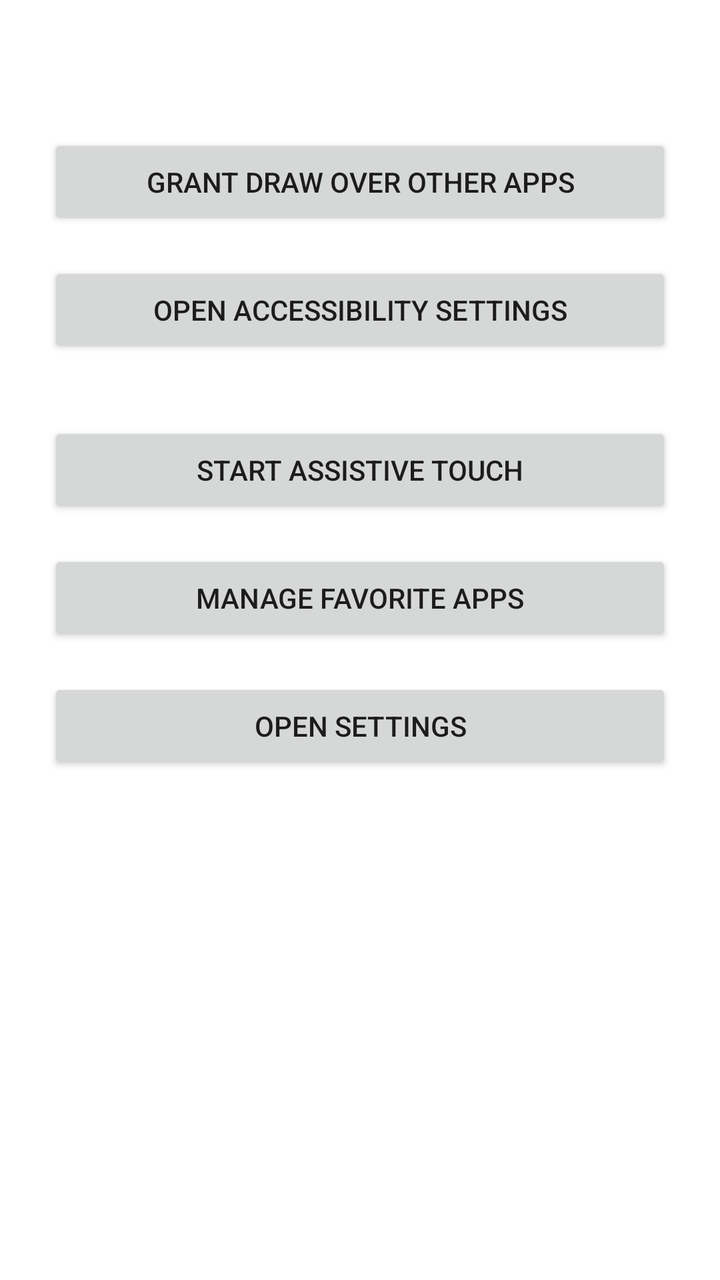
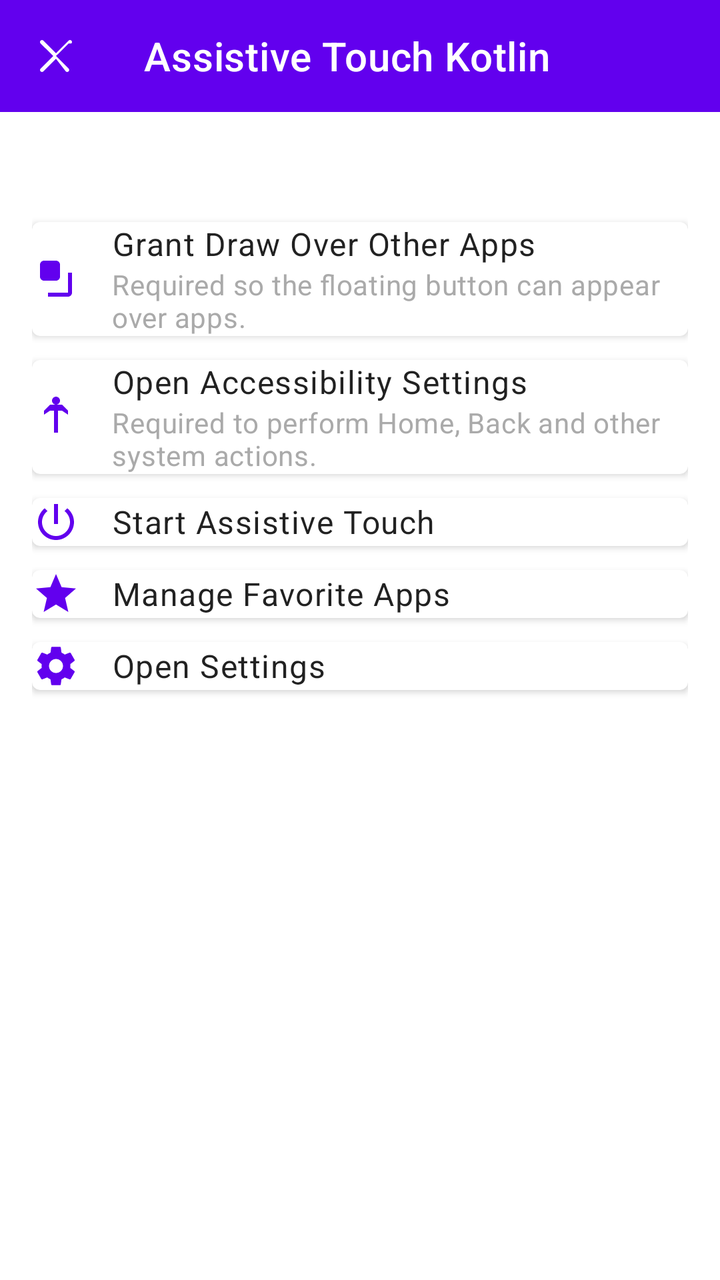

Before-and-after screenshots of an Android layout around one commit, followed by the original layout XML and the change that was made.
<!-- AndroidManifest.xml: application theme Theme.AssistiveTouch -->
<!-- res/layout/activity_main.xml -->
<?xml version="1.0" encoding="utf-8"?>
<androidx.constraintlayout.widget.ConstraintLayout xmlns:android="http://schemas.android.com/apk/res/android"
    xmlns:app="http://schemas.android.com/apk/res-auto"
    android:layout_width="match_parent"
    android:layout_height="match_parent"
    android:padding="24dp">

    <TextView
        android:id="@+id/textStatus"
        android:layout_width="0dp"
        android:layout_height="wrap_content"
        android:textAppearance="@style/TextAppearance.AppCompat.Body1"
        android:textColor="@android:color/black"
        app:layout_constraintTop_toTopOf="parent"
        app:layout_constraintStart_toStartOf="parent"
        app:layout_constraintEnd_toEndOf="parent" />

    <Button
        android:id="@+id/buttonOverlayPermission"
        android:layout_width="0dp"
        android:layout_height="wrap_content"
        android:text="@string/permission_draw_over"
        app:layout_constraintTop_toBottomOf="@id/textStatus"
        app:layout_constraintStart_toStartOf="parent"
        app:layout_constraintEnd_toEndOf="parent"
        app:layout_constraintHorizontal_bias="0.5"
        android:layout_marginTop="24dp" />

    <Button
        android:id="@+id/buttonAccessibility"
        android:layout_width="0dp"
        android:layout_height="wrap_content"
        android:text="@string/permission_accessibility"
        app:layout_constraintTop_toBottomOf="@id/buttonOverlayPermission"
        app:layout_constraintStart_toStartOf="parent"
        app:layout_constraintEnd_toEndOf="parent"
        android:layout_marginTop="16dp" />

    <Button
        android:id="@+id/buttonStartService"
        android:layout_width="0dp"
        android:layout_height="wrap_content"
        android:text="@string/start_floating_service"
        app:layout_constraintTop_toBottomOf="@id/buttonAccessibility"
        app:layout_constraintStart_toStartOf="parent"
        app:layout_constraintEnd_toEndOf="parent"
        android:layout_marginTop="32dp" />

    <Button
        android:id="@+id/buttonFavorites"
        android:layout_width="0dp"
        android:layout_height="wrap_content"
        android:text="@string/manage_favorites"
        app:layout_constraintTop_toBottomOf="@id/buttonStartService"
        app:layout_constraintStart_toStartOf="parent"
        app:layout_constraintEnd_toEndOf="parent"
        android:layout_marginTop="16dp" />

    <Button
        android:id="@+id/buttonSettings"
        android:layout_width="0dp"
        android:layout_height="wrap_content"
        android:text="@string/open_settings"
        app:layout_constraintTop_toBottomOf="@id/buttonFavorites"
        app:layout_constraintStart_toStartOf="parent"
        app:layout_constraintEnd_toEndOf="parent"
        android:layout_marginTop="16dp" />

</androidx.constraintlayout.widget.ConstraintLayout>
<!-- resources referenced by this layout -->
<resources>
  <string name="manage_favorites">Manage Favorite Apps</string>
  <string name="open_settings">Open Settings</string>
  <string name="permission_accessibility">Open Accessibility Settings</string>
  <string name="permission_draw_over">Grant Draw Over Other Apps</string>
  <string name="start_floating_service">Start Assistive Touch</string>
  <style name="Theme.AssistiveTouch" parent="Theme.MaterialComponents.DayNight.NoActionBar">
          <item name="colorPrimary">@color/purple_500</item>
          <item name="colorPrimaryVariant">@color/purple_700</item>
          <item name="colorOnPrimary">@android:color/white</item>
          <item name="colorSecondary">@color/teal_200</item>
          <item name="colorOnSecondary">@android:color/black</item>
      </style>
  <color name="purple_500">#6200EE</color>
  <color name="purple_700">#3700B3</color>
  <color name="teal_200">#03DAC5</color>
</resources>

<!-- the commit's change to res/layout/activity_main.xml (unified diff, before → after) -->
@@ -1,69 +1,207 @@
 <?xml version="1.0" encoding="utf-8"?>
-<androidx.constraintlayout.widget.ConstraintLayout xmlns:android="http://schemas.android.com/apk/res/android"
+<androidx.coordinatorlayout.widget.CoordinatorLayout xmlns:android="http://schemas.android.com/apk/res/android"
     xmlns:app="http://schemas.android.com/apk/res-auto"
     android:layout_width="match_parent"
-    android:layout_height="match_parent"
-    android:padding="24dp">
-
-    <TextView
-        android:id="@+id/textStatus"
-        android:layout_width="0dp"
-        android:layout_height="wrap_content"
-        android:textAppearance="@style/TextAppearance.AppCompat.Body1"
-        android:textColor="@android:color/black"
-        app:layout_constraintTop_toTopOf="parent"
-        app:layout_constraintStart_toStartOf="parent"
-        app:layout_constraintEnd_toEndOf="parent" />
-
-    <Button
-        android:id="@+id/buttonOverlayPermission"
-        android:layout_width="0dp"
-        android:layout_height="wrap_content"
-        android:text="@string/permission_draw_over"
-        app:layout_constraintTop_toBottomOf="@id/textStatus"
-        app:layout_constraintStart_toStartOf="parent"
-        app:layout_constraintEnd_toEndOf="parent"
-        app:layout_constraintHorizontal_bias="0.5"
-        android:layout_marginTop="24dp" />
-
-    <Button
-        android:id="@+id/buttonAccessibility"
-        android:layout_width="0dp"
-        android:layout_height="wrap_content"
-        android:text="@string/permission_accessibility"
-        app:layout_constraintTop_toBottomOf="@id/buttonOverlayPermission"
-        app:layout_constraintStart_toStartOf="parent"
-        app:layout_constraintEnd_toEndOf="parent"
-        android:layout_marginTop="16dp" />
-
-    <Button
-        android:id="@+id/buttonStartService"
-        android:layout_width="0dp"
-        android:layout_height="wrap_content"
-        android:text="@string/start_floating_service"
-        app:layout_constraintTop_toBottomOf="@id/buttonAccessibility"
-        app:layout_constraintStart_toStartOf="parent"
-        app:layout_constraintEnd_toEndOf="parent"
-        android:layout_marginTop="32dp" />
-
-    <Button
-        android:id="@+id/buttonFavorites"
-        android:layout_width="0dp"
-        android:layout_height="wrap_content"
-        android:text="@string/manage_favorites"
-        app:layout_constraintTop_toBottomOf="@id/buttonStartService"
-        app:layout_constraintStart_toStartOf="parent"
-        app:layout_constraintEnd_toEndOf="parent"
-        android:layout_marginTop="16dp" />
-
-    <Button
-        android:id="@+id/buttonSettings"
-        android:layout_width="0dp"
-        android:layout_height="wrap_content"
-        android:text="@string/open_settings"
-        app:layout_constraintTop_toBottomOf="@id/buttonFavorites"
-        app:layout_constraintStart_toStartOf="parent"
-        app:layout_constraintEnd_toEndOf="parent"
-        android:layout_marginTop="16dp" />
-
-</androidx.constraintlayout.widget.ConstraintLayout>
+    android:layout_height="match_parent">
+
+    <com.google.android.material.appbar.MaterialToolbar
+        android:id="@+id/toolbar"
+        android:layout_width="match_parent"
+        android:layout_height="?attr/actionBarSize"
+        android:background="?attr/colorPrimary"
+        android:theme="@style/ThemeOverlay.MaterialComponents.Dark.ActionBar"
+        app:title="@string/app_name"
+        app:navigationIcon="@drawable/ic_close" />
+
+    <ScrollView
+        android:layout_width="match_parent"
+        android:layout_height="match_parent"
+        android:padding="16dp"
+        android:clipToPadding="false"
+        app:layout_behavior="@string/appbar_scrolling_view_behavior"
+        android:layout_marginTop="?attr/actionBarSize">
+
+        <LinearLayout
+            android:layout_width="match_parent"
+            android:layout_height="wrap_content"
+            android:orientation="vertical"
+            android:divider="@drawable/divider_vertical"
+            android:showDividers="end">
+
+            <TextView
+                android:id="@+id/textStatus"
+                android:layout_width="match_parent"
+                android:layout_height="wrap_content"
+                android:textAppearance="@style/TextAppearance.MaterialComponents.Body2"
+                android:textColor="@android:color/secondary_text_light"
+                android:paddingBottom="8dp" />
+
+            
+            <com.google.android.material.card.MaterialCardView
+                android:id="@+id/buttonOverlayPermission"
+                style="@style/AssistiveMainCard"
+                app:cardBackgroundColor="?attr/colorSurface">
+
+                <LinearLayout
+                    android:layout_width="match_parent"
+                    android:layout_height="wrap_content"
+                    android:gravity="center_vertical"
+                    android:orientation="horizontal">
+
+                    <ImageView
+                        android:layout_width="24dp"
+                        android:layout_height="24dp"
+                        android:tint="?attr/colorPrimary"
+                        android:src="@drawable/ic_overlay" />
+
+                    <LinearLayout
+                        android:layout_width="0dp"
+                        android:layout_height="wrap_content"
+                        android:layout_marginStart="16dp"
+                        android:layout_weight="1"
+                        android:orientation="vertical">
+
+                        <TextView
+                            android:layout_width="wrap_content"
+                            android:layout_height="wrap_content"
+                            android:text="@string/permission_draw_over"
+                            android:textAppearance="@style/TextAppearance.MaterialComponents.Body1" />
+
+                        <TextView
+                            android:id="@+id/textOverlayHint"
+                            android:layout_width="wrap_content"
+                            android:layout_height="wrap_content"
+                            android:text="@string/main_hint_overlay"
+                            android:textAppearance="@style/TextAppearance.MaterialComponents.Body2"
+                            android:textColor="@android:color/darker_gray" />
+                    </LinearLayout>
+                </LinearLayout>
+            </com.google.android.material.card.MaterialCardView>
+
+            <com.google.android.material.card.MaterialCardView
+                android:id="@+id/buttonAccessibility"
+                style="@style/AssistiveMainCard"
+                app:cardBackgroundColor="?attr/colorSurface">
+
+                <LinearLayout
+                    android:layout_width="match_parent"
+                    android:layout_height="wrap_content"
+                    android:gravity="center_vertical"
+                    android:orientation="horizontal">
+
+                    <ImageView
+                        android:layout_width="24dp"
+                        android:layout_height="24dp"
+                        android:tint="?attr/colorPrimary"
+                        android:src="@drawable/ic_accessibility" />
+
+                    <LinearLayout
+                        android:layout_width="0dp"
+                        android:layout_height="wrap_content"
+                        android:layout_marginStart="16dp"
+                        android:layout_weight="1"
+                        android:orientation="vertical">
+
+                        <TextView
+                            android:layout_width="wrap_content"
+                            android:layout_height="wrap_content"
+                            android:text="@string/permission_accessibility"
+                            android:textAppearance="@style/TextAppearance.MaterialComponents.Body1" />
+
+                        <TextView
+                            android:id="@+id/textAccessibilityHint"
+                            android:layout_width="wrap_content"
+                            android:layout_height="wrap_content"
+                            android:text="@string/main_hint_accessibility"
+                            android:textAppearance="@style/TextAppearance.MaterialComponents.Body2"
+                            android:textColor="@android:color/darker_gray" />
+                    </LinearLayout>
+                </LinearLayout>
+            </com.google.android.material.card.MaterialCardView>
+
+            
+            <com.google.android.material.card.MaterialCardView
+                android:id="@+id/buttonStartService"
+                style="@style/AssistiveMainCard"
+                app:cardBackgroundColor="?attr/colorSurface">
+
+                <LinearLayout
+                    android:layout_width="match_parent"
+                    android:layout_height="wrap_content"
+                    android:gravity="center_vertical"
+                    android:orientation="horizontal">
+
+                    <ImageView
+                        android:layout_width="24dp"
+                        android:layout_height="24dp"
+                        android:tint="?attr/colorPrimary"
+                        android:src="@drawable/ic_power" />
+
+                    <TextView
+                        android:layout_width="0dp"
+                        android:layout_height="wrap_content"
+                        android:layout_marginStart="16dp"
+                        android:layout_weight="1"
+                        android:text="@string/start_floating_service"
+                        android:textAppearance="@style/TextAppearance.MaterialComponents.Body1" />
+                </LinearLayout>
+            </com.google.android.material.card.MaterialCardView>
+
+            
+            <com.google.android.material.card.MaterialCardView
+                android:id="@+id/buttonFavorites"
+                style="@style/AssistiveMainCard"
+                app:cardBackgroundColor="?attr/colorSurface">
+
+                <LinearLayout
+                    android:layout_width="match_parent"
+                    android:layout_height="wrap_content"
+                    android:gravity="center_vertical"
+                    android:orientation="horizontal">
+
+                    <ImageView
+                        android:layout_width="24dp"
+                        android:layout_height="24dp"
+                        android:tint="?attr/colorPrimary"
+                        android:src="@drawable/ic_star" />
+
+                    <TextView
+                        android:layout_width="0dp"
+                        android:layout_height="wrap_content"
+                        android:layout_marginStart="16dp"
+                        android:layout_weight="1"
+                        android:text="@string/manage_favorites"
+                        android:textAppearance="@style/TextAppearance.MaterialComponents.Body1" />
+                </LinearLayout>
+            </com.google.android.material.card.MaterialCardView>
+
+            <com.google.android.material.card.MaterialCardView
+                android:id="@+id/buttonSettings"
+                style="@style/AssistiveMainCard"
+                app:cardBackgroundColor="?attr/colorSurface">
+
+                <LinearLayout
+                    android:layout_width="match_parent"
+                    android:layout_height="wrap_content"
+                    android:gravity="center_vertical"
+                    android:orientation="horizontal">
+
+                    <ImageView
+                        android:layout_width="24dp"
+                        android:layout_height="24dp"
+                        android:tint="?attr/colorPrimary"
+                        android:src="@drawable/ic_settings" />
+
+                    <TextView
+                        android:layout_width="0dp"
+                        android:layout_height="wrap_content"
+                        android:layout_marginStart="16dp"
+                        android:layout_weight="1"
+                        android:text="@string/open_settings"
+                        android:textAppearance="@style/TextAppearance.MaterialComponents.Body1" />
+                </LinearLayout>
+            </com.google.android.material.card.MaterialCardView>
+        </LinearLayout>
+    </ScrollView>
+
+</androidx.coordinatorlayout.widget.CoordinatorLayout>
<!-- resource entries referenced after the edit -->
@@ -1,10 +1,73 @@
 <!-- resources referenced by this layout -->
 <resources>
+  <!-- drawable divider_vertical (drawable) -->
+  <?xml version="1.0" encoding="utf-8"?>
+  <shape xmlns:android="http://schemas.android.com/apk/res/android"
+      android:shape="rectangle">
+      <size android:height="8dp" />
+      <solid android:color="@android:color/transparent" />
+  </shape>
+  <!-- drawable ic_accessibility (drawable) -->
+  <?xml version="1.0" encoding="utf-8"?>
+  <vector xmlns:android="http://schemas.android.com/apk/res/android"
+      android:width="24dp"
+      android:height="24dp"
+      android:viewportWidth="24"
+      android:viewportHeight="24">
+      <path
+          android:fillColor="@android:color/white"
+          android:pathData="M12,2c1.1,0 2,0.9 2,2s-0.9,2 -2,2 -2,-0.9 -2,-2 0.9,-2 2,-2zM9,9h2v11h2V9h2l3,2v-2l-3,-3H9L6,9v2l3,-2z" />
+  </vector>
+  <!-- drawable ic_overlay (drawable) -->
+  <?xml version="1.0" encoding="utf-8"?>
+  <vector xmlns:android="http://schemas.android.com/apk/res/android"
+      android:width="24dp"
+      android:height="24dp"
+      android:viewportWidth="24"
+      android:viewportHeight="24">
+      <path
+          android:fillColor="@android:color/white"
+          android:pathData="M4,5c0,-1.1 0.9,-2 2,-2h6c1.1,0 2,0.9 2,2v6c0,1.1 -0.9,2 -2,2H6c-1.1,0 -2,-0.9 -2,-2V5zM20,9v10c0,1.1 -0.9,2 -2,2H8v-2h10V9H20z" />
+  </vector>
+  <!-- drawable ic_power (drawable) -->
+  <?xml version="1.0" encoding="utf-8"?>
+  <vector xmlns:android="http://schemas.android.com/apk/res/android"
+      android:width="24dp"
+      android:height="24dp"
+      android:viewportWidth="24"
+      android:viewportHeight="24">
+      <path
+          android:fillColor="@android:color/white"
+          android:pathData="M13,3h-2v10h2V3zM17.66,5.12l-1.41,1.41C17.99,7.93 19,9.86 19,12c0,3.87 -3.13,7 -7,7s-7,-3.13 -7,-7c0,-2.14 1.01,-4.07 2.75,-5.47L6.34,5.12C4.26,6.82 3,9.32 3,12c0,4.97 4.03,9 9,9s9,-4.03 9,-9c0,-2.68 -1.26,-5.18 -3.34,-6.88z" />
+  </vector>
+  <!-- drawable ic_star (drawable) -->
+  <?xml version="1.0" encoding="utf-8"?>
+  <vector xmlns:android="http://schemas.android.com/apk/res/android"
+      android:width="24dp"
+      android:height="24dp"
+      android:viewportWidth="24"
+      android:viewportHeight="24">
+      <path
+          android:fillColor="@android:color/white"
+          android:pathData="M12,17.27L18.18,21 16.54,13.97 22,9.24l-7.19,-0.62L12,2 9.19,8.62 2,9.24 7.46,13.97 5.82,21z" />
+  </vector>
+  <string name="app_name">Assistive Touch Kotlin</string>
+  <string name="main_hint_accessibility">Required to perform Home, Back and other system actions.</string>
+  <string name="main_hint_overlay">Required so the floating button can appear over apps.</string>
   <string name="manage_favorites">Manage Favorite Apps</string>
   <string name="open_settings">Open Settings</string>
   <string name="permission_accessibility">Open Accessibility Settings</string>
   <string name="permission_draw_over">Grant Draw Over Other Apps</string>
   <string name="start_floating_service">Start Assistive Touch</string>
+  <style name="AssistiveMainCard" parent="Widget.MaterialComponents.CardView">
+          <item name="android:layout_width">match_parent</item>
+          <item name="android:layout_height">wrap_content</item>
+          <item name="android:layout_marginTop">12dp</item>
+          <item name="cardElevation">2dp</item>
+          <item name="shapeAppearanceOverlay">@style/ShapeAppearance.MaterialComponents.MediumComponent</item>
+          <item name="android:clickable">true</item>
+          <item name="android:focusable">true</item>
+      </style>
   <style name="Theme.AssistiveTouch" parent="Theme.MaterialComponents.DayNight.NoActionBar">
           <item name="colorPrimary">@color/purple_500</item>
           <item name="colorPrimaryVariant">@color/purple_700</item>
